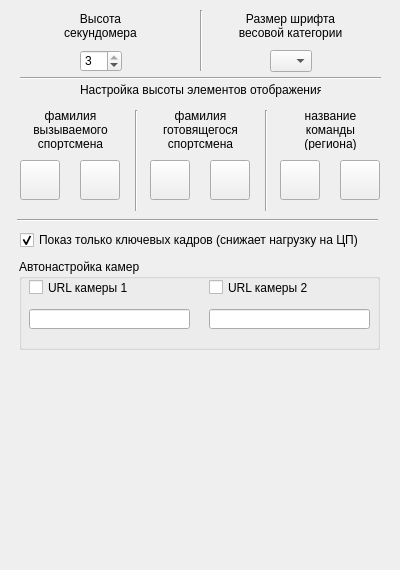
Before: the Qt Designer form FormView.ui in zak2791/Tabloh2H, drawn with Qt 5.
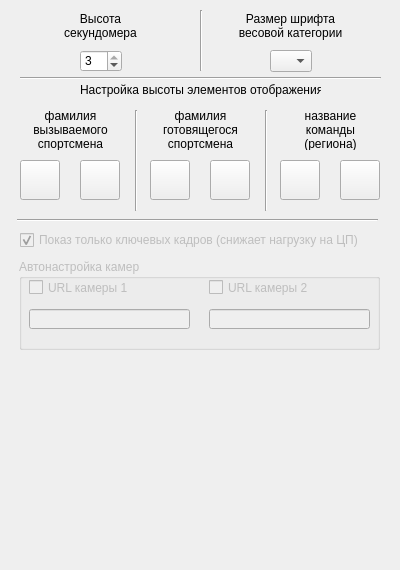
After: the same form once the commit is applied. Icons and pictures are not drawn.

Commit message: remote_camera_from_settings

Diff of the .ui file:
```diff
--- a/FormView.ui
+++ b/FormView.ui
@@ -234,6 +234,9 @@
    </property>
   </widget>
   <widget class="QCheckBox" name="cbKey">
+   <property name="enabled">
+    <bool>false</bool>
+   </property>
    <property name="geometry">
     <rect>
      <x>20</x>
@@ -250,6 +253,9 @@
    </property>
   </widget>
   <widget class="QGroupBox" name="groupBox_2">
+   <property name="enabled">
+    <bool>false</bool>
+   </property>
    <property name="geometry">
     <rect>
      <x>19</x>
@@ -262,6 +268,9 @@
     <string>Автонастройка камер</string>
    </property>
    <widget class="QCheckBox" name="cbAutoCam1">
+    <property name="enabled">
+     <bool>false</bool>
+    </property>
     <property name="geometry">
      <rect>
       <x>10</x>
@@ -275,6 +284,9 @@
     </property>
    </widget>
    <widget class="QCheckBox" name="cbAutoCam2">
+    <property name="enabled">
+     <bool>false</bool>
+    </property>
     <property name="geometry">
      <rect>
       <x>190</x>
```
Left out of the diff: 6 changed lines with no effect on the pictures.
